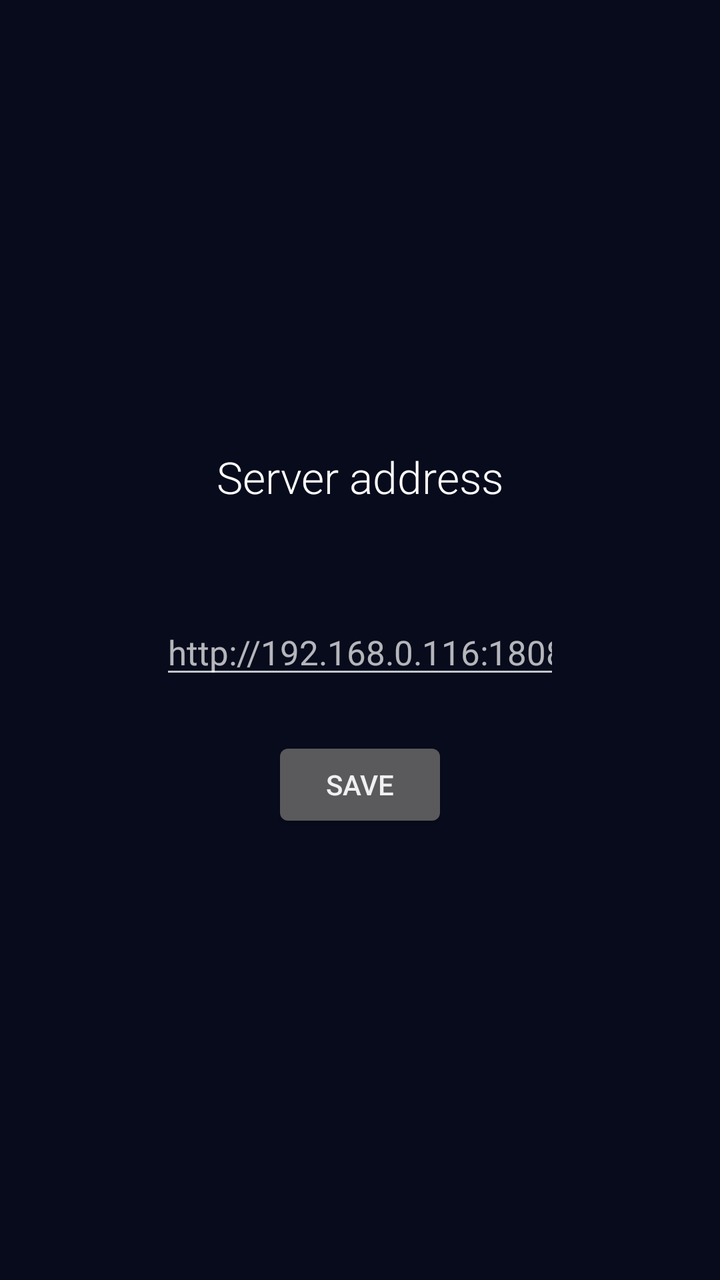
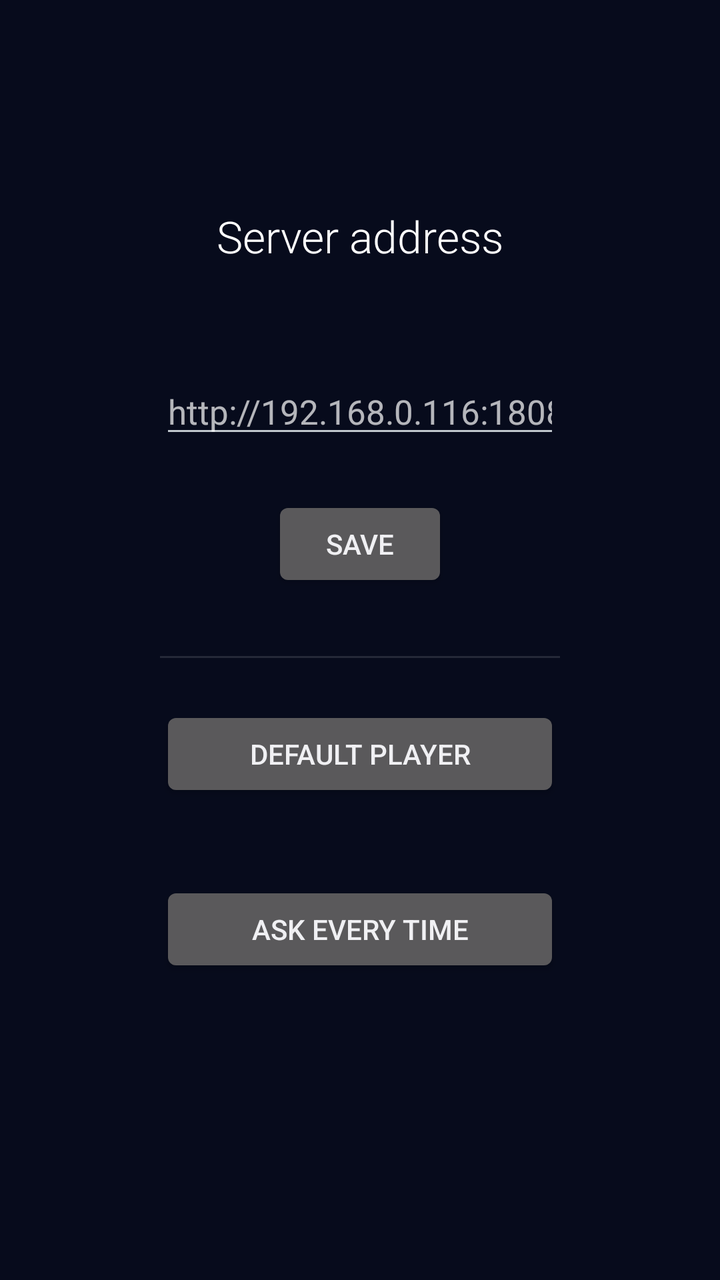

Two renders of the same Android screen: before a commit and after it. Below are the layout's source before the change and the commit's diff.
<!-- AndroidManifest.xml: application theme AppTheme -->
<!-- res/layout/activity_settings.xml -->
<?xml version="1.0" encoding="utf-8"?>
<LinearLayout xmlns:android="http://schemas.android.com/apk/res/android"
    android:layout_width="match_parent"
    android:layout_height="match_parent"
    android:orientation="vertical"
    android:background="@color/background"
    android:gravity="center"
    android:paddingStart="80dp"
    android:paddingEnd="80dp">

    <TextView
        android:layout_width="wrap_content"
        android:layout_height="wrap_content"
        android:text="@string/settings"
        android:textColor="@color/text"
        android:textSize="22sp"
        android:fontFamily="sans-serif-light" />

    <TextView
        android:id="@+id/hint"
        android:layout_width="match_parent"
        android:layout_height="wrap_content"
        android:layout_marginTop="10dp"
        android:gravity="center"
        android:textColor="@color/text_dim"
        android:textSize="13sp" />

    <EditText
        android:id="@+id/address"
        android:layout_width="match_parent"
        android:layout_height="wrap_content"
        android:layout_marginTop="24dp"
        android:inputType="textUri"
        android:singleLine="true"
        android:imeOptions="actionDone"
        android:nextFocusDown="@+id/save"
        android:nextFocusForward="@+id/save"
        android:textColor="@color/text"
        android:textSize="17sp"
        android:importantForAutofill="no"
        android:hint="http://192.168.0.116:18080"
        android:autofillHints="" />

    <Button
        android:id="@+id/save"
        android:layout_width="wrap_content"
        android:layout_height="wrap_content"
        android:layout_marginTop="24dp"
        android:text="@string/save" />
</LinearLayout>
<!-- resources referenced by this layout -->
<resources>
  <color name="background">#FF070B1C</color>
  <color name="text">#FFFFFFFF</color>
  <color name="text_dim">#A6FFFFFF</color>
  <string name="save">Save</string>
  <string name="settings">Server address</string>
  <style name="AppTheme" parent="@android:style/Theme.DeviceDefault.NoActionBar">
          <item name="android:windowBackground">@color/background</item>
      </style>
</resources>

<!-- the commit's change to res/layout/activity_settings.xml (unified diff, before → after) -->
@@ -47,4 +47,43 @@
         android:layout_height="wrap_content"
         android:layout_marginTop="24dp"
         android:text="@string/save" />
+
+    <View
+        android:layout_width="match_parent"
+        android:layout_height="1dp"
+        android:layout_marginTop="32dp"
+        android:background="#1FFFFFFF" />
+
+    <Button
+        android:id="@+id/choosePlayer"
+        android:layout_width="match_parent"
+        android:layout_height="wrap_content"
+        android:layout_marginTop="24dp"
+        android:text="@string/default_player" />
+
+    <TextView
+        android:id="@+id/currentPlayer"
+        android:layout_width="match_parent"
+        android:layout_height="wrap_content"
+        android:layout_marginTop="6dp"
+        android:gravity="center"
+        android:textColor="@color/text_dim"
+        android:textSize="13sp" />
+
+    <Button
+        android:id="@+id/toggleAlwaysAsk"
+        android:layout_width="match_parent"
+        android:layout_height="wrap_content"
+        android:layout_marginTop="16dp"
+        android:text="@string/always_ask" />
+
+    <TextView
+        android:id="@+id/alwaysAskState"
+        android:layout_width="match_parent"
+        android:layout_height="wrap_content"
+        android:layout_marginTop="6dp"
+        android:layout_marginBottom="24dp"
+        android:gravity="center"
+        android:textColor="@color/text_dim"
+        android:textSize="13sp" />
 </LinearLayout>
<!-- resource entries referenced after the edit -->
@@ -3,6 +3,8 @@
   <color name="background">#FF070B1C</color>
   <color name="text">#FFFFFFFF</color>
   <color name="text_dim">#A6FFFFFF</color>
+  <string name="always_ask">Ask every time</string>
+  <string name="default_player">Default player</string>
   <string name="save">Save</string>
   <string name="settings">Server address</string>
   <style name="AppTheme" parent="@android:style/Theme.DeviceDefault.NoActionBar">
